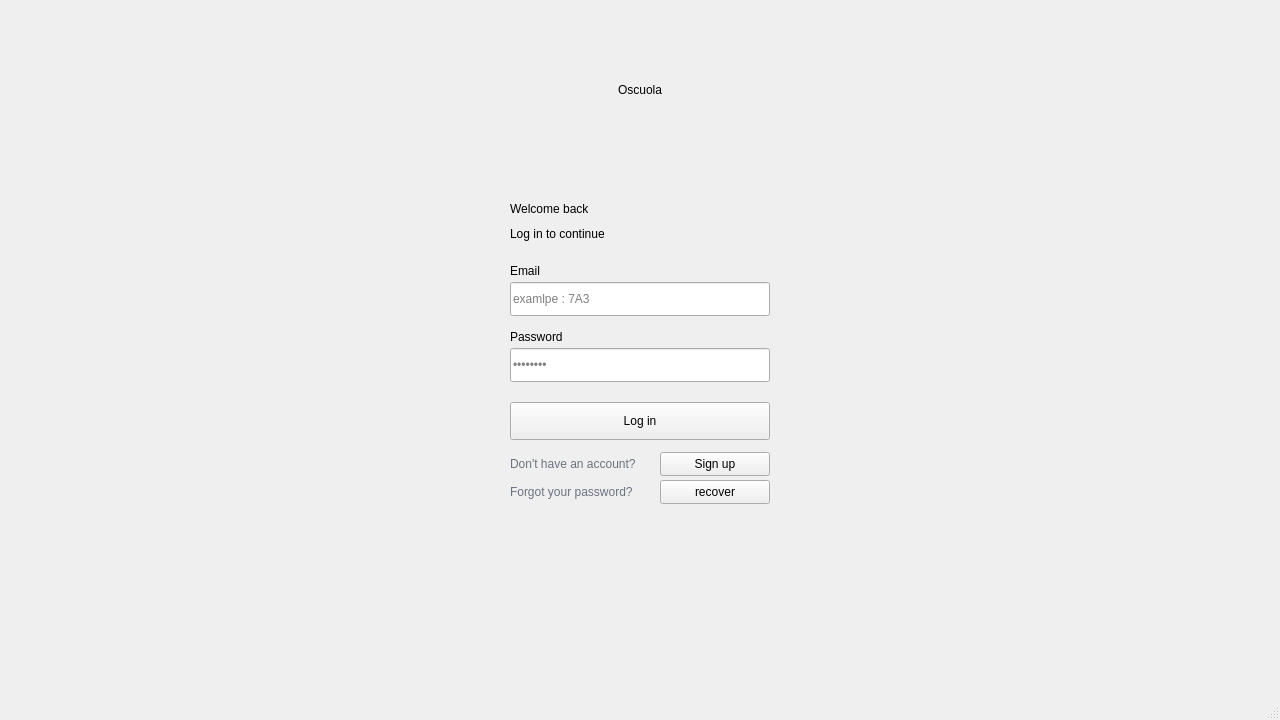
The window that Oscuola/mainwindow.ui (mohamed-adhd/Oscuola) describes before a commit, drawn with Qt 5.
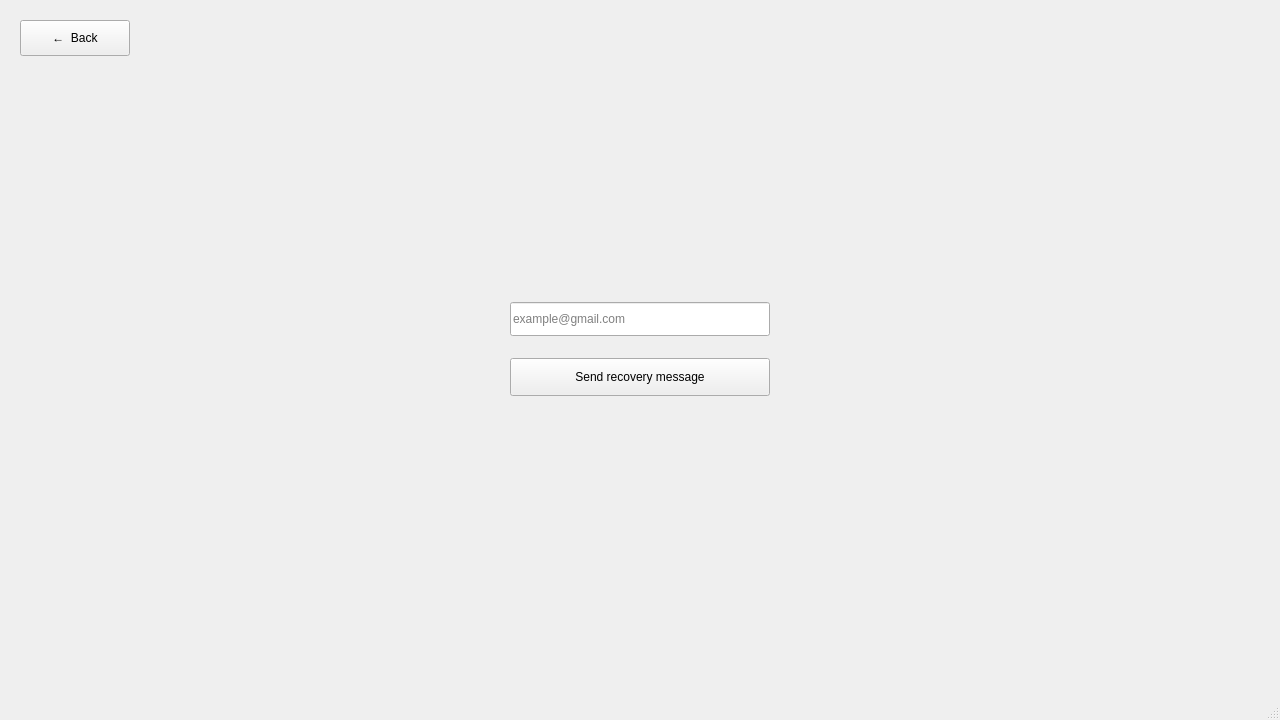
The same window after the commit. The open tabs and pages were chosen to show the change.

Commit message: added recovery page

Diff of the .ui file:
```diff
--- a/Oscuola/mainwindow.ui
+++ b/Oscuola/mainwindow.ui
@@ -6340,6 +6340,63 @@
       </property>
      </widget>
     </widget>
+    <widget class="QWidget" name="recovery">
+     <widget class="QPushButton" name="recovery_back_btn">
+      <property name="geometry">
+       <rect>
+        <x>20</x>
+        <y>20</y>
+        <width>110</width>
+        <height>36</height>
+       </rect>
+      </property>
+      <property name="cursor">
+       <cursorShape>PointingHandCursor</cursorShape>
+      </property>
+      <property name="text">
+       <string>←  Back</string>
+      </property>
+     </widget>
+     <widget class="QFrame" name="recovery_card">
+      <property name="geometry">
+       <rect>
+        <x>480</x>
+        <y>272</y>
+        <width>320</width>
+        <height>154</height>
+       </rect>
+      </property>
+      <widget class="QLineEdit" name="recovery_email">
+       <property name="geometry">
+        <rect>
+         <x>30</x>
+         <y>30</y>
+         <width>260</width>
+         <height>34</height>
+        </rect>
+       </property>
+       <property name="placeholderText">
+        <string>example@gmail.com</string>
+       </property>
+      </widget>
+      <widget class="QPushButton" name="recovery_send_btn">
+       <property name="geometry">
+        <rect>
+         <x>30</x>
+         <y>86</y>
+         <width>260</width>
+         <height>38</height>
+        </rect>
+       </property>
+       <property name="cursor">
+        <cursorShape>PointingHandCursor</cursorShape>
+       </property>
+       <property name="text">
+        <string>Send recovery message</string>
+       </property>
+      </widget>
+     </widget>
+    </widget>
    </widget>
   </widget>
   <widget class="QMenuBar" name="menubar">
```
Left out of the diff: 29 changed lines with no effect on the pictures. The commit also changes 2 other files.
